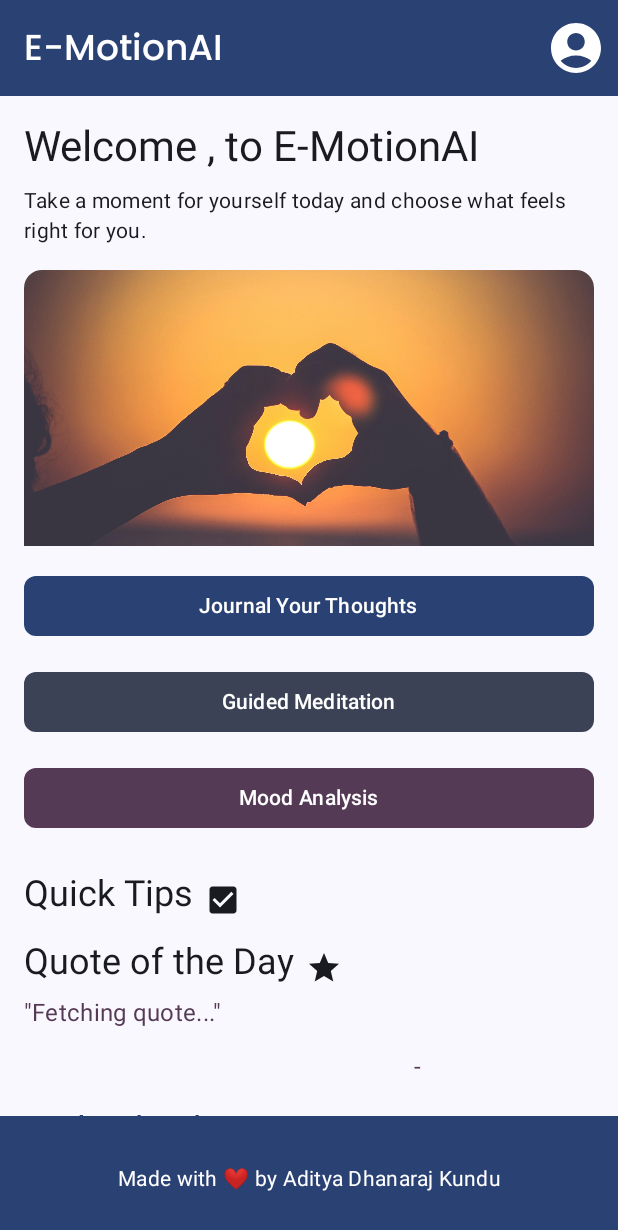
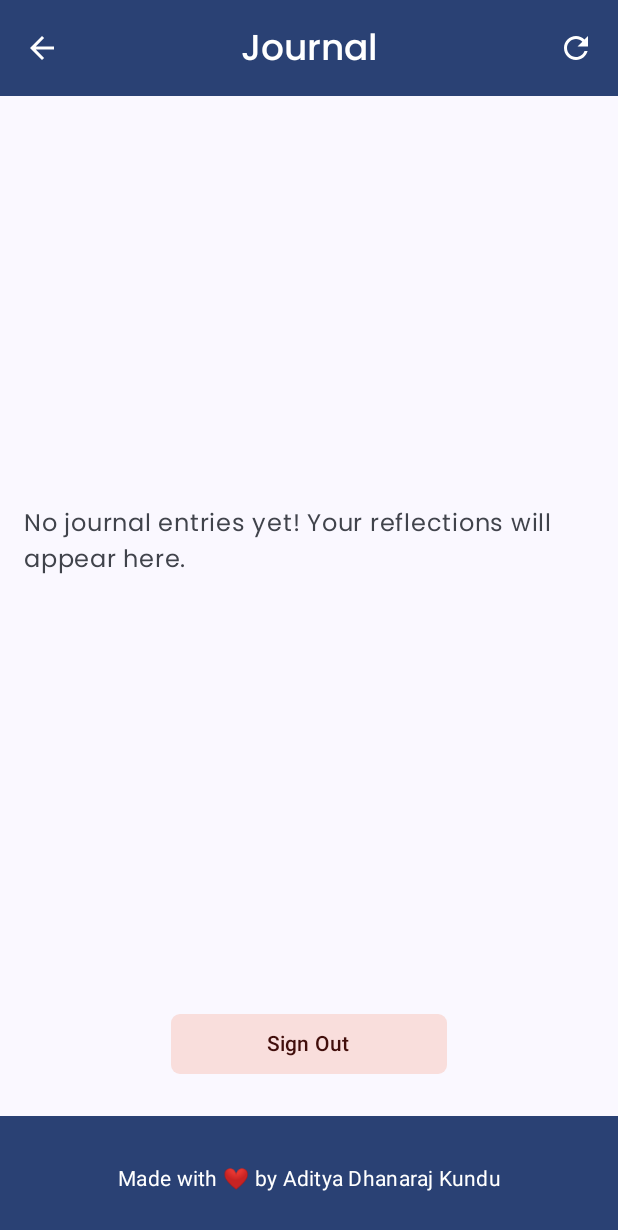
Before and after one commit to AdityaDhanarajKundu/AI-Mental-Health-Companion-Android-App, an Android app built with Jetpack Compose: the HomeScreen screen opened through its navigation route, after a tap on "Journal Your Thoughts", on a phone screen of 412 x 824 dp. Shown: the top 1230 px of the screen. Run offline under Robolectric (Android 15) with nearby library versions, the phone set to English and light mode, and no system bars; our stand-ins replace Firebase (no records; nobody signed in at launch, a user with empty details on screens opened directly), Room's generated code; 2 statements that could not run were skipped.

Commit message:
the journal screen. Delete individual journal feature needs to be added

```diff
--- a/app/src/main/java/com/example/mentalhealthcompanion/MainActivity.kt
+++ b/app/src/main/java/com/example/mentalhealthcompanion/MainActivity.kt
@@ -49,6 +49,7 @@ import com.example.mentalhealthcompanion.auth.GoogleSignInClient
 import com.example.mentalhealthcompanion.auth.SignInState
 import com.example.mentalhealthcompanion.db.JournalDb
 import com.example.mentalhealthcompanion.ui.screens.HomeScreen
+import com.example.mentalhealthcompanion.ui.screens.JournalScreen
 import com.example.mentalhealthcompanion.ui.screens.ProfileScreen
 import com.example.mentalhealthcompanion.ui.theme.MentalHealthCompanionTheme
 import com.example.mentalhealthcompanion.viewmodel.AuthViewModel
@@ -157,6 +158,19 @@ class MainActivity : ComponentActivity() {
                             authViewModel = authViewModel
                         )
                     }
+                    composable("journal") {
+                        JournalScreen(
+                            navController = navController,
+                            onSignOut = {
+                                isAuthenticated.value = false
+                                FirebaseAuth.getInstance().signOut()
+                                viewModel.resetState()
+                                navController.navigate("login"){
+                                    popUpTo("home") { inclusive = true } // Clear back stack
+                                }
+                            }
+                        )
+                    }
                     composable("profile") {
                         ProfileScreen(
                             navController = navController,
--- a/app/src/main/java/com/example/mentalhealthcompanion/ui/screens/HomeScreen.kt
+++ b/app/src/main/java/com/example/mentalhealthcompanion/ui/screens/HomeScreen.kt
@@ -151,7 +151,7 @@ fun HomeScreen(navController: NavController, onSignOut : () -> Unit = {}, authVi
             )
             // Navigation Buttons
             Button(
-                onClick = { navController.navigate("journal_screen") },
+                onClick = { navController.navigate("journal") },
                 modifier = Modifier.fillMaxWidth(),
                 shape = RoundedCornerShape(8.dp),
                 colors = ButtonDefaults.buttonColors(
--- /dev/null
+++ b/app/src/main/java/com/example/mentalhealthcompanion/ui/screens/JournalScreen.kt
@@ -0,0 +1,260 @@
+package com.example.mentalhealthcompanion.ui.screens
+
+import androidx.compose.foundation.layout.Arrangement
+import androidx.compose.foundation.layout.Box
+import androidx.compose.foundation.layout.Column
+import androidx.compose.foundation.layout.Row
+import androidx.compose.foundation.layout.Spacer
+import androidx.compose.foundation.layout.fillMaxSize
+import androidx.compose.foundation.layout.fillMaxWidth
+import androidx.compose.foundation.layout.height
+import androidx.compose.foundation.layout.padding
+import androidx.compose.foundation.layout.size
+import androidx.compose.foundation.layout.width
+import androidx.compose.foundation.lazy.LazyColumn
+import androidx.compose.foundation.rememberScrollState
+import androidx.compose.foundation.shape.RoundedCornerShape
+import androidx.compose.foundation.verticalScroll
+import androidx.compose.material.icons.Icons
+import androidx.compose.material.icons.filled.ArrowBack
+import androidx.compose.material.icons.filled.Edit
+import androidx.compose.material.icons.filled.Refresh
+import androidx.compose.material.icons.filled.Save
+import androidx.compose.material.icons.filled.Today
+import androidx.compose.material3.BottomAppBar
+import androidx.compose.material3.Button
+import androidx.compose.material3.ButtonDefaults
+import androidx.compose.material3.Card
+import androidx.compose.material3.CardDefaults
+import androidx.compose.material3.CenterAlignedTopAppBar
+import androidx.compose.material3.ExperimentalMaterial3Api
+import androidx.compose.material3.Icon
+import androidx.compose.material3.IconButton
+import androidx.compose.material3.LinearProgressIndicator
+import androidx.compose.material3.MaterialTheme
+import androidx.compose.material3.OutlinedTextField
+import androidx.compose.material3.Scaffold
+import androidx.compose.material3.Text
+import androidx.compose.material3.TopAppBarDefaults
+import androidx.compose.runtime.Composable
+import androidx.compose.runtime.LaunchedEffect
+import androidx.compose.runtime.getValue
+import androidx.compose.runtime.mutableStateOf
+import androidx.compose.runtime.remember
+import androidx.compose.runtime.rememberCoroutineScope
+import androidx.compose.runtime.setValue
+import androidx.compose.ui.Alignment
+import androidx.compose.ui.Modifier
+import androidx.compose.ui.text.font.FontWeight
+import androidx.compose.ui.text.style.TextAlign
+import androidx.compose.ui.tooling.preview.Preview
+import androidx.compose.ui.unit.dp
+import androidx.navigation.NavController
+import com.example.mentalhealthcompanion.MainActivity
+import com.example.mentalhealthcompanion.db.DailyCheckIn
+import com.example.mentalhealthcompanion.viewmodel.JournalViewModel
+import kotlinx.coroutines.launch
+
+@OptIn(ExperimentalMaterial3Api::class)
+@Composable
+fun JournalScreen(journalViewModel: JournalViewModel = JournalViewModel(), navController: NavController, onSignOut : () -> Unit ) {
+    val scope = rememberCoroutineScope()
+    var journalEntries by remember { mutableStateOf<List<DailyCheckIn>>(emptyList()) }
+    var isRefreshing by remember { mutableStateOf(false) }
+
+    LaunchedEffect(Unit) {
+        loadJournalEntries(journalViewModel, onEntriesLoaded = {journalEntries = it})
+    }
+    Scaffold(
+        topBar = {
+            CenterAlignedTopAppBar(
+                title = {
+                    Text(
+                        text = "Journal",
+                        style = MaterialTheme.typography.titleLarge,
+                        color = MaterialTheme.colorScheme.onPrimary
+                    )
+                },
+                actions = {
+                    IconButton(
+                        onClick = {
+                            isRefreshing = true
+                            scope.launch {
+                                loadJournalEntries(journalViewModel){
+                                    journalEntries = it
+                                    isRefreshing = false
+                                }
+                            }
+                        }
+                    ) {
+                        Icon(Icons.Default.Refresh, contentDescription = "Refresh", tint = MaterialTheme.colorScheme.onPrimary)
+                    }
+                },
+                navigationIcon = {
+                    IconButton(
+                        onClick = {
+                            navController.popBackStack()
+                        }
+                    ) {
+                        Icon(
+                            imageVector = Icons.Default.ArrowBack,
+                            contentDescription = "Back",
+                            tint = MaterialTheme.colorScheme.onPrimary,
+                        )
+                    }
+                },
+                colors = TopAppBarDefaults.centerAlignedTopAppBarColors(
+                    containerColor = MaterialTheme.colorScheme.primary,
+                    titleContentColor = MaterialTheme.colorScheme.onPrimary
+                )
+            )
+        },
+        bottomBar = {
+            BottomAppBar(
+                containerColor = MaterialTheme.colorScheme.primary,
+                contentColor = MaterialTheme.colorScheme.onPrimary
+            ) {
+                Text(
+                    modifier = Modifier
+                        .fillMaxWidth(),
+                    textAlign = TextAlign.Center,
+                    text = "Made with ❤️ by Aditya Dhanaraj Kundu",
+                    style = MaterialTheme.typography.bodyMedium
+                )
+            }
+        }
+    ) {
+        Column(
+            modifier = Modifier
+                .fillMaxSize()
+                .padding(it)
+                .padding(16.dp)
+        ) {
+            if (isRefreshing) {
+                LinearProgressIndicator(
+                    modifier = Modifier.fillMaxWidth(),
+                    color = MaterialTheme.colorScheme.secondary
+                )
+            }
+            Box(modifier = Modifier.weight(1f)){
+                if (journalEntries.isEmpty()){
+                    Text(
+                        text = "No journal entries yet! Your reflections will appear here.",
+                        style = MaterialTheme.typography.bodyLarge,
+                        color = MaterialTheme.colorScheme.onSurfaceVariant,
+                        modifier = Modifier.align(Alignment.Center)
+                    )
+                }else{
+                    LazyColumn (
+                        modifier = Modifier.fillMaxSize(),
+                        verticalArrangement = Arrangement.spacedBy(12.dp)
+                    ){
+                        items(journalEntries.size) { index ->
+                            val entry = journalEntries[index]
+                            JournalEntryCard(entry)
+                        }
+                    }
+                }
+            }
+            Spacer(modifier = Modifier.height(24.dp))
+            //Sign Out Button
+            Button(
+                onClick = {
+                    onSignOut()
+                },
+                modifier = Modifier
+                    .align(Alignment.CenterHorizontally)
+                    .width(200.dp)
+                    .padding(8.dp),
+                shape = RoundedCornerShape(6.dp),
+                colors = ButtonDefaults.buttonColors(
+                    containerColor = MaterialTheme.colorScheme.errorContainer,
+                    contentColor = MaterialTheme.colorScheme.onErrorContainer
+                ),
+            ) {
+                Text("Sign Out")
+            }
+        }
+    }
+}
+
+@Composable
+fun JournalEntryCard(entry: DailyCheckIn){
+    var isEditing by remember { mutableStateOf(false) }
+    var updatedFeeling by remember { mutableStateOf(entry.feeling) }
+
+    Card(
+        modifier = Modifier.fillMaxWidth(),
+        elevation = CardDefaults.cardElevation(defaultElevation = 4.dp),
+        colors = CardDefaults.cardColors(containerColor = MaterialTheme.colorScheme.surface)
+    ) {
+        Row(verticalAlignment = Alignment.CenterVertically) {
+            Icon(
+                Icons.Filled.Today,
+                contentDescription = "Date",
+                tint = MaterialTheme.colorScheme.primary,
+                modifier = Modifier.size(24.dp)
+            )
+            Spacer(modifier = Modifier.width(8.dp))
+            Text(
+                text = entry.date,
+                style = MaterialTheme.typography.bodyLarge.copy(
+                    color = MaterialTheme.colorScheme.onSurface,
+                    fontWeight = FontWeight.Bold
+                )
+            )
+        }
+
+        if (isEditing) {
+            OutlinedTextField(
+                value = updatedFeeling,
+                onValueChange = { updatedFeeling = it },
+                modifier = Modifier.fillMaxWidth(),
+                textStyle = MaterialTheme.typography.bodyLarge.copy(
+                    color = MaterialTheme.colorScheme.onSurface
+                ),
+                singleLine = false
+            )
+            Button(
+                onClick = { isEditing = false },
+                modifier = Modifier.align(Alignment.End),
+                colors = ButtonDefaults.buttonColors(
+                    containerColor = MaterialTheme.colorScheme.secondary
+                )
+            ) {
+                Icon(Icons.Filled.Save, contentDescription = "Save")
+                Spacer(modifier = Modifier.width(8.dp))
+                Text("Save", style = MaterialTheme.typography.labelSmall)
+            }
+        } else {
+            Text(
+                text = entry.feeling,
+                style = MaterialTheme.typography.bodyLarge.copy(
+                    color = MaterialTheme.colorScheme.onSurface
+                ),
+                modifier = Modifier.padding(start = 8.dp)
+            )
+            IconButton(onClick = { isEditing = true }) {
+                Icon(Icons.Filled.Edit, contentDescription = "Edit Entry")
+            }
+        }
+    }
+}
+
+private suspend fun loadJournalEntries(
+    journalViewModel: JournalViewModel,
+    onEntriesLoaded : (List<DailyCheckIn>) -> Unit
+){
+    val entries = try{
+        journalViewModel.getAllCheckIns()
+    }catch (e: Exception){
+        emptyList()
+    }
+    onEntriesLoaded(entries)
+}
+
+@Preview(showBackground = true)
+@Composable
+fun JournalScreenPreview() {
+    JournalScreen( journalViewModel = JournalViewModel(),navController = NavController(MainActivity()), onSignOut = {})
+}
--- a/app/src/main/java/com/example/mentalhealthcompanion/viewmodel/JournalViewModel.kt
+++ b/app/src/main/java/com/example/mentalhealthcompanion/viewmodel/JournalViewModel.kt
@@ -7,6 +7,7 @@ import androidx.lifecycle.viewModelScope
 import com.example.mentalhealthcompanion.MainActivity
 import com.example.mentalhealthcompanion.db.DailyCheckIn
 import kotlinx.coroutines.launch
+import kotlinx.coroutines.runBlocking
 import java.text.SimpleDateFormat
 import java.util.Date
 import java.util.Locale
@@ -26,4 +27,10 @@ class JournalViewModel : ViewModel() {
             }
         }
     }
+
+    fun getAllCheckIns() : List<DailyCheckIn>{
+        return runBlocking {
+            dao.getAllCheckIns()
+        }
+    }
 }
```
